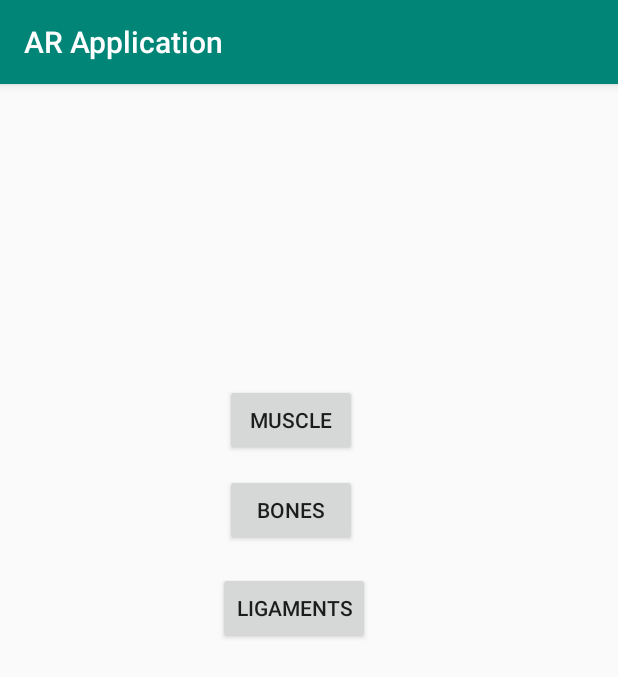
After one commit to killianoh1/AR_Application_Prototype, an Android app: the Menu screen opened directly, with no data from a screen before it, on a phone screen of 412 x 824 dp. The commit adds this screen. Shown: the top 677 px of the screen. Run offline under Robolectric (Android 15) with nearby library versions, the phone set to English and light mode, and no system bars.

Commit message:
Added a menu page upon launch of the application, added the three main option buttons and created an intent function for the "Muscle" button in the menu page opening the main activity

```diff
--- a/app/build.gradle
+++ b/app/build.gradle
@@ -4,7 +4,7 @@ apply plugin: 'com.google.ar.sceneform.plugin'
 android {
     compileSdkVersion 29
     buildToolsVersion "29.0.2"
-    compileOptions{
+    compileOptions {
         sourceCompatibility JavaVersion.VERSION_1_8
         targetCompatibility JavaVersion.VERSION_1_8
     }
--- a/app/src/main/AndroidManifest.xml
+++ b/app/src/main/AndroidManifest.xml
@@ -3,8 +3,11 @@
     xmlns:dist="http://schemas.android.com/apk/distribution"
     package="com.example.arapplication">
 
-    <uses-permission android:name="android.permission.CAMERA"/>
-    <uses-feature android:name="android.hardware.camera.ar" android:required="true"/>
+    <uses-permission android:name="android.permission.CAMERA" />
+
+    <uses-feature
+        android:name="android.hardware.camera.ar"
+        android:required="true" />
 
     <dist:module dist:instant="true" />
 
@@ -15,8 +18,17 @@
         android:roundIcon="@mipmap/ic_launcher_round"
         android:supportsRtl="true"
         android:theme="@style/AppTheme">
+        <activity android:name=".Menu">
+            <intent-filter>
+                <action android:name="android.intent.action.MAIN" />
 
-        <meta-data android:name="com.google.ar.core" android:value="required"/>
+                <category android:name="android.intent.category.LAUNCHER" />
+            </intent-filter>
+        </activity>
+
+        <meta-data
+            android:name="com.google.ar.core"
+            android:value="required" />
 
         <activity android:name=".MainActivity">
             <intent-filter>
--- a/app/src/main/java/com/example/arapplication/MainActivity.java
+++ b/app/src/main/java/com/example/arapplication/MainActivity.java
@@ -1,4 +1,7 @@
 package com.example.arapplication;
+
+//references: youtube tutorial: https://www.youtube.com/watch?v=1lu4PenfVWc
+
 
 import androidx.appcompat.app.AppCompatActivity;
 
--- /dev/null
+++ b/app/src/main/java/com/example/arapplication/Menu.java
@@ -0,0 +1,32 @@
+package com.example.arapplication;
+
+import androidx.appcompat.app.AppCompatActivity;
+
+import android.content.Intent;
+import android.os.Bundle;
+import android.view.View;
+import android.widget.Button;
+
+public class Menu extends AppCompatActivity {
+
+    private Button buttonM;
+
+    @Override
+    protected void onCreate(Bundle savedInstanceState) {
+        super.onCreate(savedInstanceState);
+        setContentView(R.layout.activity_menu);
+
+        buttonM = (Button)findViewById(R.id.musclesBtn);
+        buttonM.setOnClickListener(new View.OnClickListener() {
+            @Override
+            public void onClick(View v) {
+                openMainActivity();
+            }
+        });
+    }
+
+    public void openMainActivity(){
+        Intent intent = new Intent(this, MainActivity.class);
+        startActivity(intent);
+    }
+}
--- a/app/src/main/java/com/example/arapplication/MyARNode.java
+++ b/app/src/main/java/com/example/arapplication/MyARNode.java
@@ -1,4 +1,6 @@
 package com.example.arapplication;
+
+//references: youtube tutorial: https://www.youtube.com/watch?v=1lu4PenfVWc
 
 import android.content.Context;
 
--- a/app/src/main/res/layout/activity_main.xml
+++ b/app/src/main/res/layout/activity_main.xml
@@ -1,4 +1,7 @@
 <?xml version="1.0" encoding="utf-8"?>
+
+    <!-- references: youtube tutorial: https://www.youtube.com/watch?v=1lu4PenfVWc -->
+
 <FrameLayout xmlns:android="http://schemas.android.com/apk/res/android"
     xmlns:app="http://schemas.android.com/apk/res-auto"
     xmlns:tools="http://schemas.android.com/tools"
--- /dev/null
+++ b/app/src/main/res/layout/activity_menu.xml
@@ -0,0 +1,45 @@
+<?xml version="1.0" encoding="utf-8"?>
+<FrameLayout xmlns:android="http://schemas.android.com/apk/res/android"
+    xmlns:app="http://schemas.android.com/apk/res-auto"
+    xmlns:tools="http://schemas.android.com/tools"
+    android:layout_width="match_parent"
+    android:layout_height="match_parent"
+    tools:context=".Menu">
+
+    <FrameLayout
+        android:layout_width="match_parent"
+        android:layout_height="match_parent">
+
+        <Button
+            android:id="@+id/musclesBtn"
+            android:layout_width="wrap_content"
+            android:layout_height="wrap_content"
+            android:text="Muscle"
+            android:layout_marginTop="200dp"
+            android:layout_marginLeft="150dp">
+
+        </Button>
+
+        <Button
+            android:layout_width="wrap_content"
+            android:layout_height="wrap_content"
+            android:id="@+id/bonesBtn"
+            android:text="Bones"
+            android:layout_marginTop="260dp"
+            android:layout_marginLeft="150dp">
+
+        </Button>
+
+        <Button
+            android:id="@+id/ligamentsBtn"
+            android:layout_width="wrap_content"
+            android:layout_height="wrap_content"
+            android:layout_marginLeft="145dp"
+            android:layout_marginTop="325dp"
+            android:text="Ligaments">
+
+        </Button>
+
+
+    </FrameLayout>
+</FrameLayout>
```
